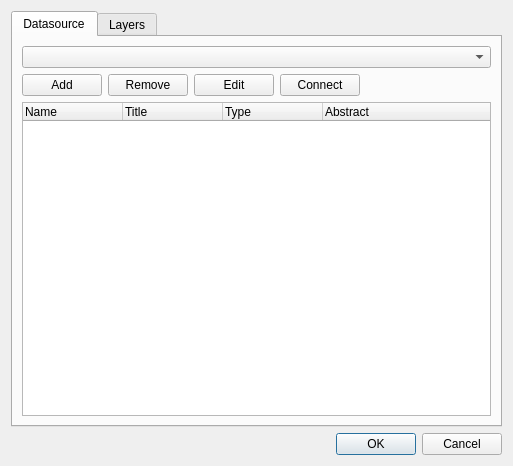
Above: src/plugins/niwa/niwaplugindialogbase.ui from mhugent/QGIS before the change. Below: the same form after it.
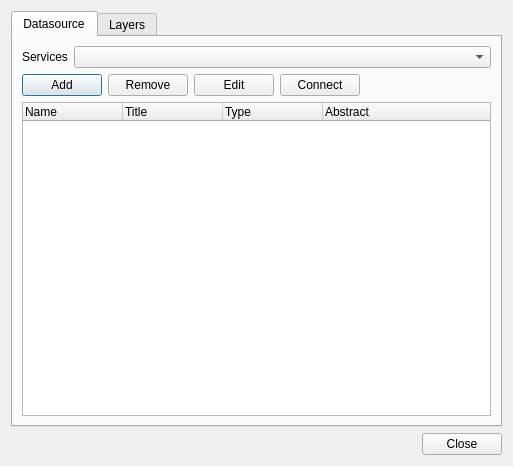
That is the form after the change.

```diff
--- a/src/plugins/niwa/niwaplugindialogbase.ui
+++ b/src/plugins/niwa/niwaplugindialogbase.ui
@@ -25,7 +25,24 @@
       </attribute>
       <layout class="QGridLayout" name="gridLayout">
        <item row="0" column="0" colspan="2">
-        <widget class="QComboBox" name="mServiceComboBox"/>
+        <layout class="QHBoxLayout" name="horizontalLayout_2">
+         <item>
+          <widget class="QLabel" name="mServicesLabel">
+           <property name="sizePolicy">
+            <sizepolicy hsizetype="Fixed" vsizetype="Preferred">
+             <horstretch>0</horstretch>
+             <verstretch>0</verstretch>
+            </sizepolicy>
+           </property>
+           <property name="text">
+            <string>Services</string>
+           </property>
+          </widget>
+         </item>
+         <item>
+          <widget class="QComboBox" name="mServiceComboBox"/>
+         </item>
+        </layout>
        </item>
        <item row="1" column="0">
         <layout class="QHBoxLayout" name="horizontalLayout">
@@ -111,7 +128,7 @@
       <enum>Qt::Horizontal</enum>
      </property>
      <property name="standardButtons">
-      <set>QDialogButtonBox::Cancel|QDialogButtonBox::Ok</set>
+      <set>QDialogButtonBox::Close</set>
      </property>
     </widget>
    </item>
```
